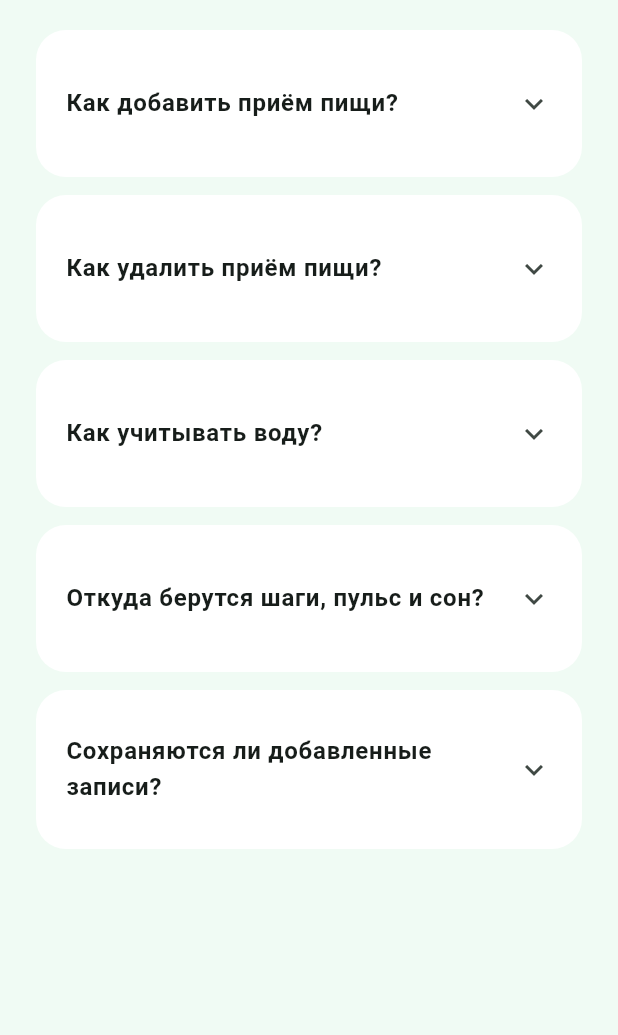
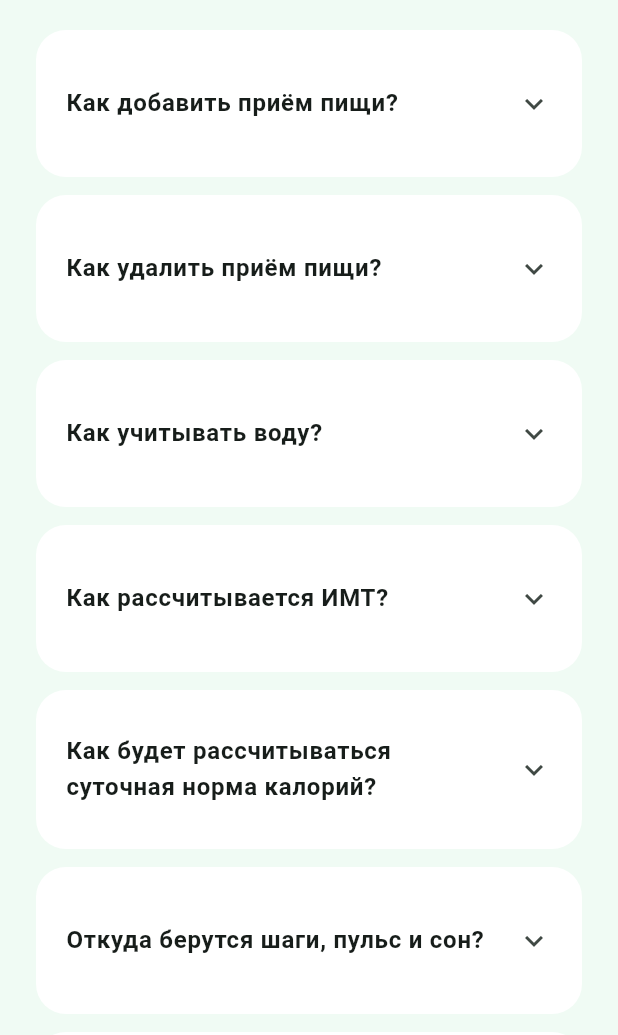
Before and after one commit to 4oys/health_app_ui, a Flutter app: the HelpScreen screen opened directly, on a phone screen of 412 x 824 dp, the part 201-1236 px from its top. Run offline on Flutter 3.47's test engine with Material 3 defaults, Android fonts, the phone set to English and light mode, and no system bars.

Commit message:
feat(help): объяснить расчёт ИМТ и будущей суточной нормы калорий

```diff
--- a/lib/features/help/presentation/help_screen.dart
+++ b/lib/features/help/presentation/help_screen.dart
@@ -52,6 +52,40 @@ class HelpScreen extends StatelessWidget {
           ),
           SizedBox(height: 12),
           _HelpQuestion(
+            question: 'Как рассчитывается ИМТ?',
+            answer:
+                'ИМТ = вес (кг) / рост (м)². Нужны текущий вес и рост: '
+                'рост в сантиметрах сначала делится на 100. Например, '
+                '74,2 кг / (1,82 м × 1,82 м) ≈ 22,4.\n\n'
+                'Ориентиры для взрослых: меньше 18,5 — недостаточный вес; '
+                'от 18,5 до 24,9 — нормальный; от 25 до 29,9 — избыточный; '
+                'от 30 — ожирение. ИМТ — ориентировочный показатель, '
+                'а не медицинский диагноз.',
+          ),
+          SizedBox(height: 12),
+          _HelpQuestion(
+            question: 'Как будет рассчитываться суточная норма калорий?',
+            answer:
+                'Сейчас 2200 ккал в день — примерная норма для показа '
+                'интерфейса. Персональный расчёт ещё не подключён.\n\n'
+                'Для будущего расчёта нужны текущий вес (кг), рост (см), '
+                'возраст (лет), пол и уровень активности. По формуле '
+                'Миффлина — Сан Жеора сначала оценивается расход в покое:\n'
+                'мужчины: 10 × вес + 6,25 × рост − 5 × возраст + 5;\n'
+                'женщины: 10 × вес + 6,25 × рост − 5 × возраст − 161.\n\n'
+                'Для примерной нормы поддержания веса результат умножается '
+                'на коэффициент активности: минимальная — 1,2; лёгкая — '
+                '1,375; умеренная — 1,55; высокая — 1,725; очень высокая — '
+                '1,9. Например, для мужчины 25 лет, 74,2 кг и 182 см при '
+                'умеренной активности: расход в покое = 1759,5 ккал, '
+                'поддержание ≈ 1759,5 × 1,55 = 2727 ккал в день.\n\n'
+                'Цель снизить или набрать вес потребует отдельной '
+                'корректировки нормы. Желаемый вес нужен для отслеживания '
+                'цели, но не входит в эту формулу. Все результаты будут '
+                'оценочными, а не индивидуальной медицинской рекомендацией.',
+          ),
+          SizedBox(height: 12),
+          _HelpQuestion(
             question: 'Откуда берутся шаги, пульс и сон?',
             answer:
                 'Сейчас на экранах показаны примерные значения. Получение '
```
